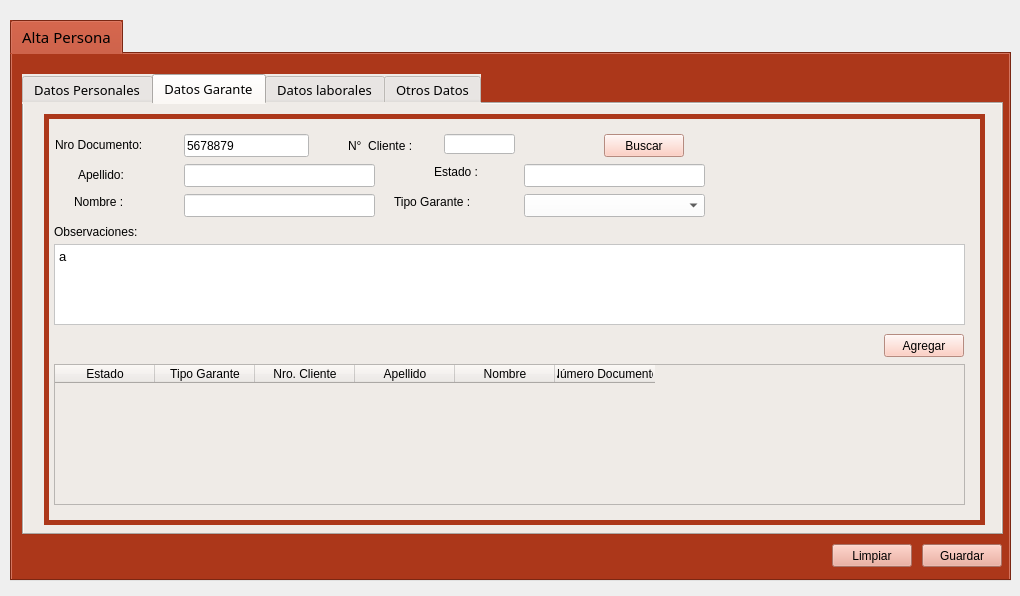
Old version of the form form_clientes_nuevo.ui in the repository blueautomatic/Slam_Sistema_creditos.
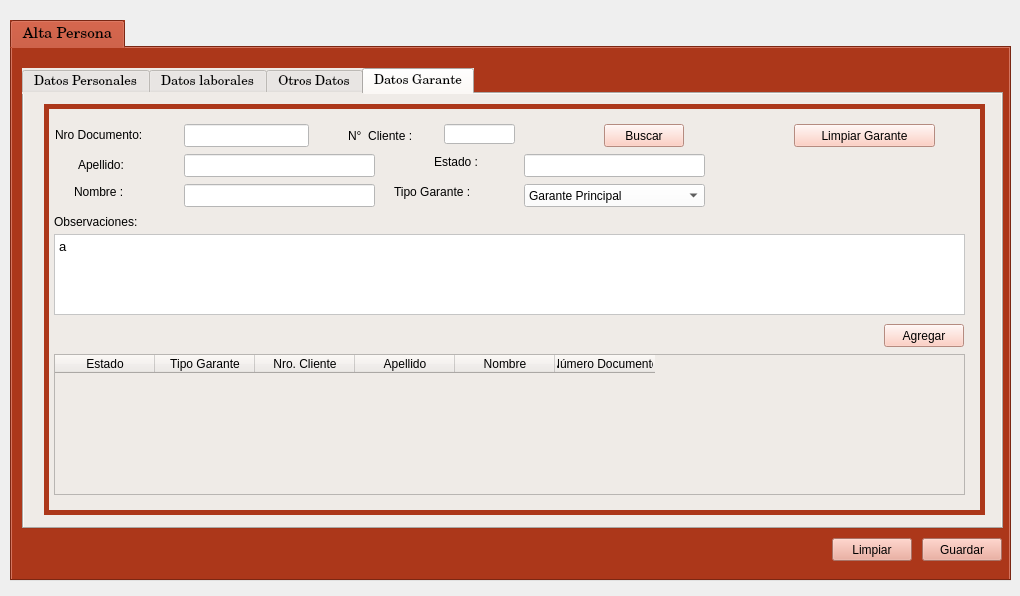
New version of the form. The open tabs and pages were chosen to show the change. Icons and pictures are not drawn.

Diff of the .ui file:
```diff
--- a/form_clientes_nuevo.ui
+++ b/form_clientes_nuevo.ui
@@ -11,7 +11,13 @@
    </rect>
   </property>
   <property name="windowTitle">
-   <string>Alta Persona</string>
+   <string>Alta Cliente</string>
+  </property>
+  <property name="styleSheet">
+   <string notr="true">font:  75 10Pt &quot;Century Schoolbook L&quot;;
+selection-background-color: rgb(218, 175, 158);
+selection-color: rgb(0, 0, 0);
+</string>
   </property>
   <widget class="QTabWidget" name="tabWidget">
    <property name="geometry">
@@ -52,6 +58,24 @@
         </color>
        </brush>
       </colorrole>
+      <colorrole role="Highlight">
+       <brush brushstyle="SolidPattern">
+        <color alpha="255">
+         <red>218</red>
+         <green>175</green>
+         <blue>158</blue>
+        </color>
+       </brush>
+      </colorrole>
+      <colorrole role="HighlightedText">
+       <brush brushstyle="SolidPattern">
+        <color alpha="255">
+         <red>0</red>
+         <green>0</green>
+         <blue>0</blue>
+        </color>
+       </brush>
+      </colorrole>
      </active>
      <inactive>
       <colorrole role="Button">
@@ -81,6 +105,24 @@
         </color>
        </brush>
       </colorrole>
+      <colorrole role="Highlight">
+       <brush brushstyle="SolidPattern">
+        <color alpha="255">
+         <red>218</red>
+         <green>175</green>
+         <blue>158</blue>
+        </color>
+       </brush>
+      </colorrole>
+      <colorrole role="HighlightedText">
+       <brush brushstyle="SolidPattern">
+        <color alpha="255">
+         <red>0</red>
+         <green>0</green>
+         <blue>0</blue>
+        </color>
+       </brush>
+      </colorrole>
      </inactive>
      <disabled>
       <colorrole role="Button">
@@ -110,12 +152,30 @@
         </color>
        </brush>
       </colorrole>
+      <colorrole role="Highlight">
+       <brush brushstyle="SolidPattern">
+        <color alpha="255">
+         <red>218</red>
+         <green>175</green>
+         <blue>158</blue>
+        </color>
+       </brush>
+      </colorrole>
+      <colorrole role="HighlightedText">
+       <brush brushstyle="SolidPattern">
+        <color alpha="255">
+         <red>0</red>
+         <green>0</green>
+         <blue>0</blue>
+        </color>
+       </brush>
+      </colorrole>
      </disabled>
     </palette>
    </property>
    <property name="font">
     <font>
-     <family>KacstOne</family>
+     <family>Century Schoolbook L</family>
      <pointsize>11</pointsize>
      <weight>9</weight>
      <italic>false</italic>
@@ -149,7 +209,7 @@
      </property>
      <property name="font">
       <font>
-       <family>KacstOne</family>
+       <family>Century Schoolbook L</family>
        <pointsize>10</pointsize>
        <weight>9</weight>
        <italic>false</italic>
@@ -666,367 +726,6 @@
        </widget>
       </widget>
      </widget>
-     <widget class="QWidget" name="tab_6">
-      <attribute name="icon">
-       <iconset>
-        <normalon>Íconos/calidad-de-la-pagina.png</normalon>
-       </iconset>
-      </attribute>
-      <attribute name="title">
-       <string>Datos Garante</string>
-      </attribute>
-      <widget class="QGroupBox" name="groupBox_3">
-       <property name="geometry">
-        <rect>
-         <x>20</x>
-         <y>10</y>
-         <width>941</width>
-         <height>411</height>
-        </rect>
-       </property>
-       <property name="styleSheet">
-        <string notr="true">QGroupBox{
-background-color: rgb(239, 235, 231);
-border-style: solid;
-border-width: 5px;
-border-color: rgb(172, 55, 26);
-}
-
-QLineEdit{
-background-color: rgb(255, 255, 255);
-}
-
-QTextEdit{
-background-color: rgb(255, 255, 255);
-}
-
-QComboBox{
-background-color: rgb(255, 255, 255);
-}
-
-QDateEdit{
-background-color: rgb(255, 255, 255);
-}
-
-QPushButton{
-background-color: rgb(253, 194, 179);
-}
-
-QLabel{
-background-color: rgb(239, 235, 231);
-}
-
-</string>
-       </property>
-       <property name="title">
-        <string/>
-       </property>
-       <widget class="QTableWidget" name="tw_garantes_lista">
-        <property name="geometry">
-         <rect>
-          <x>10</x>
-          <y>250</y>
-          <width>911</width>
-          <height>141</height>
-         </rect>
-        </property>
-        <column>
-         <property name="text">
-          <string>Estado</string>
-         </property>
-         <property name="background">
-          <color>
-           <red>252</red>
-           <green>227</green>
-           <blue>220</blue>
-          </color>
-         </property>
-        </column>
-        <column>
-         <property name="text">
-          <string>Tipo Garante</string>
-         </property>
-        </column>
-        <column>
-         <property name="text">
-          <string>Nro. Cliente</string>
-         </property>
-         <property name="background">
-          <color>
-           <red>252</red>
-           <green>227</green>
-           <blue>220</blue>
-          </color>
-         </property>
-        </column>
-        <column>
-         <property name="text">
-          <string>Apellido</string>
-         </property>
-         <property name="background">
-          <color>
-           <red>252</red>
-           <green>227</green>
-           <blue>220</blue>
-          </color>
-         </property>
-        </column>
-        <column>
-         <property name="text">
-          <string>Nombre</string>
-         </property>
-         <property name="background">
-          <color>
-           <red>252</red>
-           <green>227</green>
-           <blue>220</blue>
-          </color>
-         </property>
-        </column>
-        <column>
-         <property name="text">
-          <string>Número Documento</string>
-         </property>
-         <property name="background">
-          <color>
-           <red>252</red>
-           <green>227</green>
-           <blue>220</blue>
-          </color>
-         </property>
-        </column>
-       </widget>
-       <widget class="QLineEdit" name="lne_garante_nro_cliente">
-        <property name="geometry">
-         <rect>
-          <x>400</x>
-          <y>20</y>
-          <width>71</width>
-          <height>20</height>
-         </rect>
-        </property>
-        <property name="text">
-         <string/>
-        </property>
-       </widget>
-       <widget class="QLabel" name="label_51">
-        <property name="geometry">
-         <rect>
-          <x>11</x>
-          <y>21</y>
-          <width>111</width>
-          <height>20</height>
-         </rect>
-        </property>
-        <property name="text">
-         <string>Nro Documento:</string>
-        </property>
-       </widget>
-       <widget class="QLabel" name="label_22">
-        <property name="geometry">
-         <rect>
-          <x>10</x>
-          <y>110</y>
-          <width>121</width>
-          <height>16</height>
-         </rect>
-        </property>
-        <property name="text">
-         <string>Observaciones: </string>
-        </property>
-       </widget>
-       <widget class="QTextEdit" name="txte_garante_observaciones">
-        <property name="geometry">
-         <rect>
-          <x>10</x>
-          <y>130</y>
-          <width>911</width>
-          <height>81</height>
-         </rect>
-        </property>
-        <property name="html">
-         <string>&lt;!DOCTYPE HTML PUBLIC &quot;-//W3C//DTD HTML 4.0//EN&quot; &quot;http://www.w3.org/TR/REC-html40/strict.dtd&quot;&gt;
-&lt;html&gt;&lt;head&gt;&lt;meta name=&quot;qrichtext&quot; content=&quot;1&quot; /&gt;&lt;style type=&quot;text/css&quot;&gt;
-p, li { white-space: pre-wrap; }
-&lt;/style&gt;&lt;/head&gt;&lt;body style=&quot; font-family:'KacstOne'; font-size:10pt; font-weight:72; font-style:normal;&quot;&gt;
-&lt;p style=&quot; margin-top:0px; margin-bottom:0px; margin-left:0px; margin-right:0px; -qt-block-indent:0; text-indent:0px;&quot;&gt;a&lt;/p&gt;&lt;/body&gt;&lt;/html&gt;</string>
-        </property>
-       </widget>
-       <widget class="QLabel" name="label_31">
-        <property name="geometry">
-         <rect>
-          <x>304</x>
-          <y>24</y>
-          <width>81</width>
-          <height>16</height>
-         </rect>
-        </property>
-        <property name="text">
-         <string>N°  Cliente :</string>
-        </property>
-       </widget>
-       <widget class="QPushButton" name="boton_agregar">
-        <property name="geometry">
-         <rect>
-          <x>840</x>
-          <y>220</y>
-          <width>80</width>
-          <height>23</height>
-         </rect>
-        </property>
-        <property name="text">
-         <string>Agregar</string>
-        </property>
-       </widget>
-       <widget class="QLineEdit" name="lne_garante_nro_doc">
-        <property name="geometry">
-         <rect>
-          <x>140</x>
-          <y>20</y>
-          <width>125</width>
-          <height>23</height>
-         </rect>
-        </property>
-        <property name="text">
-         <string>5678879</string>
-        </property>
-       </widget>
-       <widget class="QPushButton" name="boton_buscar_garante">
-        <property name="geometry">
-         <rect>
-          <x>560</x>
-          <y>20</y>
-          <width>80</width>
-          <height>23</height>
-         </rect>
-        </property>
-        <property name="text">
-         <string>Buscar</string>
-        </property>
-       </widget>
-       <widget class="QLineEdit" name="lne_garante_apellido">
-        <property name="geometry">
-         <rect>
-          <x>140</x>
-          <y>50</y>
-          <width>191</width>
-          <height>23</height>
-         </rect>
-        </property>
-        <property name="text">
-         <string/>
-        </property>
-       </widget>
-       <widget class="QLabel" name="label_4">
-        <property name="geometry">
-         <rect>
-          <x>30</x>
-          <y>80</y>
-          <width>71</width>
-          <height>16</height>
-         </rect>
-        </property>
-        <property name="text">
-         <string>Nombre :</string>
-        </property>
-       </widget>
-       <widget class="QLabel" name="label_29">
-        <property name="geometry">
-         <rect>
-          <x>34</x>
-          <y>53</y>
-          <width>61</width>
-          <height>16</height>
-         </rect>
-        </property>
-        <property name="text">
-         <string>Apellido:</string>
-        </property>
-       </widget>
-       <widget class="QLineEdit" name="lne_garante_nombre">
-        <property name="geometry">
-         <rect>
-          <x>140</x>
-          <y>80</y>
-          <width>191</width>
-          <height>23</height>
-         </rect>
-        </property>
-        <property name="text">
-         <string/>
-        </property>
-       </widget>
-       <widget class="QLabel" name="label_23">
-        <property name="geometry">
-         <rect>
-          <x>390</x>
-          <y>50</y>
-          <width>61</width>
-          <height>16</height>
-         </rect>
-        </property>
-        <property name="text">
-         <string>Estado :</string>
-        </property>
-       </widget>
-       <widget class="QLineEdit" name="lne_garante_estado">
-        <property name="geometry">
-         <rect>
-          <x>480</x>
-          <y>50</y>
-          <width>181</width>
-          <height>23</height>
-         </rect>
-        </property>
-        <property name="text">
-         <string/>
-        </property>
-       </widget>
-       <widget class="QComboBox" name="cbx_tipo_garante">
-        <property name="geometry">
-         <rect>
-          <x>480</x>
-          <y>80</y>
-          <width>181</width>
-          <height>23</height>
-         </rect>
-        </property>
-        <item>
-         <property name="text">
-          <string/>
-         </property>
-        </item>
-        <item>
-         <property name="text">
-          <string>Garante Principal</string>
-         </property>
-        </item>
-        <item>
-         <property name="text">
-          <string>Garante Secundario</string>
-         </property>
-        </item>
-        <item>
-         <property name="text">
-          <string>Otro Garante</string>
-         </property>
-        </item>
-       </widget>
-       <widget class="QLabel" name="label_24">
-        <property name="geometry">
-         <rect>
-          <x>350</x>
-          <y>80</y>
-          <width>101</width>
-          <height>16</height>
-         </rect>
-        </property>
-        <property name="text">
-         <string>Tipo Garante :</string>
-        </property>
-       </widget>
-      </widget>
-     </widget>
      <widget class="QWidget" name="tab_5">
       <attribute name="icon">
        <iconset>
@@ -1514,6 +1213,344 @@
        </widget>
       </widget>
      </widget>
+     <widget class="QWidget" name="tab_6">
+      <attribute name="icon">
+       <iconset>
+        <normalon>Íconos/calidad-de-la-pagina.png</normalon>
+       </iconset>
+      </attribute>
+      <attribute name="title">
+       <string>Datos Garante</string>
+      </attribute>
+      <widget class="QGroupBox" name="groupBox_3">
+       <property name="geometry">
+        <rect>
+         <x>20</x>
+         <y>10</y>
+         <width>941</width>
+         <height>411</height>
+        </rect>
+       </property>
+       <property name="styleSheet">
+        <string notr="true">QGroupBox{
+background-color: rgb(239, 235, 231);
+border-style: solid;
+border-width: 5px;
+border-color: rgb(172, 55, 26);
+}
+
+QLineEdit{
+background-color: rgb(255, 255, 255);
+}
+
+QTextEdit{
+background-color: rgb(255, 255, 255);
+}
+
+QComboBox{
+background-color: rgb(255, 255, 255);
+}
+
+QDateEdit{
+background-color: rgb(255, 255, 255);
+}
+
+QPushButton{
+background-color: rgb(253, 194, 179);
+}
+
+QLabel{
+background-color: rgb(239, 235, 231);
+}
+
+</string>
+       </property>
+       <property name="title">
+        <string/>
+       </property>
+       <widget class="QTableWidget" name="tw_garantes_lista">
+        <property name="geometry">
+         <rect>
+          <x>10</x>
+          <y>250</y>
+          <width>911</width>
+          <height>141</height>
+         </rect>
+        </property>
+        <property name="styleSheet">
+         <string notr="true">background-color: rgb(239, 235, 231);
+</string>
+        </property>
+        <column>
+         <property name="text">
+          <string>Estado</string>
+         </property>
+        </column>
+        <column>
+         <property name="text">
+          <string>Tipo Garante</string>
+         </property>
+        </column>
+        <column>
+         <property name="text">
+          <string>Nro. Cliente</string>
+         </property>
+        </column>
+        <column>
+         <property name="text">
+          <string>Apellido</string>
+         </property>
+        </column>
+        <column>
+         <property name="text">
+          <string>Nombre</string>
+         </property>
+        </column>
+        <column>
+         <property name="text">
+          <string>Número Documento</string>
+         </property>
+        </column>
+       </widget>
+       <widget class="QLineEdit" name="lne_garante_nro_cliente_nuevo">
+        <property name="geometry">
+         <rect>
+          <x>400</x>
+          <y>20</y>
+          <width>71</width>
+          <height>20</height>
+         </rect>
+        </property>
+        <property name="text">
+         <string/>
+        </property>
+       </widget>
+       <widget class="QLabel" name="label_51">
+        <property name="geometry">
+         <rect>
+          <x>11</x>
+          <y>21</y>
+          <width>111</width>
+          <height>20</height>
+         </rect>
+        </property>
+        <property name="text">
+         <string>Nro Documento:</string>
+        </property>
+       </widget>
+       <widget class="QLabel" name="label_22">
+        <property name="geometry">
+         <rect>
+          <x>10</x>
+          <y>110</y>
+          <width>121</width>
+          <height>16</height>
+         </rect>
+        </property>
+        <property name="text">
+         <string>Observaciones: </string>
+        </property>
+       </widget>
+       <widget class="QTextEdit" name="txte_garante_observaciones">
+        <property name="geometry">
+         <rect>
+          <x>10</x>
+          <y>130</y>
+          <width>911</width>
+          <height>81</height>
+         </rect>
+        </property>
+        <property name="html">
+         <string>&lt;!DOCTYPE HTML PUBLIC &quot;-//W3C//DTD HTML 4.0//EN&quot; &quot;http://www.w3.org/TR/REC-html40/strict.dtd&quot;&gt;
+&lt;html&gt;&lt;head&gt;&lt;meta name=&quot;qrichtext&quot; content=&quot;1&quot; /&gt;&lt;style type=&quot;text/css&quot;&gt;
+p, li { white-space: pre-wrap; }
+&lt;/style&gt;&lt;/head&gt;&lt;body style=&quot; font-family:'Century Schoolbook L'; font-size:10pt; font-weight:72; font-style:normal;&quot;&gt;
+&lt;p style=&quot; margin-top:0px; margin-bottom:0px; margin-left:0px; margin-right:0px; -qt-block-indent:0; text-indent:0px;&quot;&gt;&lt;span style=&quot; font-family:'KacstOne';&quot;&gt;a&lt;/span&gt;&lt;/p&gt;&lt;/body&gt;&lt;/html&gt;</string>
+        </property>
+       </widget>
+       <widget class="QLabel" name="label_31">
+        <property name="geometry">
+         <rect>
+          <x>304</x>
+          <y>24</y>
+          <width>81</width>
+          <height>16</height>
+         </rect>
+        </property>
+        <property name="text">
+         <string>N°  Cliente :</string>
+        </property>
+       </widget>
+       <widget class="QPushButton" name="boton_agregar_nuevo">
+        <property name="geometry">
+         <rect>
+          <x>840</x>
+          <y>220</y>
+          <width>80</width>
+          <height>23</height>
+         </rect>
+        </property>
+        <property name="text">
+         <string>Agregar</string>
+        </property>
+       </widget>
+       <widget class="QLineEdit" name="lne_garante_nro_doc_nuevo">
+        <property name="geometry">
+         <rect>
+          <x>140</x>
+          <y>20</y>
+          <width>125</width>
+          <height>23</height>
+         </rect>
+        </property>
+        <property name="text">
+         <string/>
+        </property>
+       </widget>
+       <widget class="QPushButton" name="boton_buscar_garante_nuevo">
+        <property name="geometry">
+         <rect>
+          <x>560</x>
+          <y>20</y>
+          <width>80</width>
+          <height>23</height>
+         </rect>
+        </property>
+        <property name="text">
+         <string>Buscar</string>
+        </property>
+       </widget>
+       <widget class="QLineEdit" name="lne_garante_apellido">
+        <property name="geometry">
+         <rect>
+          <x>140</x>
+          <y>50</y>
+          <width>191</width>
+          <height>23</height>
+         </rect>
+        </property>
+        <property name="text">
+         <string/>
+        </property>
+       </widget>
+       <widget class="QLabel" name="label_4">
+        <property name="geometry">
+         <rect>
+          <x>30</x>
+          <y>80</y>
+          <width>71</width>
+          <height>16</height>
+         </rect>
+        </property>
+        <property name="text">
+         <string>Nombre :</string>
+        </property>
+       </widget>
+       <widget class="QLabel" name="label_29">
+        <property name="geometry">
+         <rect>
+          <x>34</x>
+          <y>53</y>
+          <width>61</width>
+          <height>16</height>
+         </rect>
+        </property>
+        <property name="text">
+         <string>Apellido:</string>
+        </property>
+       </widget>
+       <widget class="QLineEdit" name="lne_garante_nombre">
+        <property name="geometry">
+         <rect>
+          <x>140</x>
+          <y>80</y>
+          <width>191</width>
+          <height>23</height>
+         </rect>
+        </property>
+        <property name="text">
+         <string/>
+        </property>
+       </widget>
+       <widget class="QLabel" name="label_23">
+        <property name="geometry">
+         <rect>
+          <x>390</x>
+          <y>50</y>
+          <width>61</width>
+          <height>16</height>
+         </rect>
+        </property>
+        <property name="text">
+         <string>Estado :</string>
+        </property>
+       </widget>
+       <widget class="QLineEdit" name="lne_garante_estado">
+        <property name="geometry">
+         <rect>
+          <x>480</x>
+          <y>50</y>
+          <width>181</width>
+          <height>23</height>
+         </rect>
+        </property>
+        <property name="text">
+         <string/>
+        </property>
+       </widget>
+       <widget class="QComboBox" name="cbx_tipo_garante">
+        <property name="geometry">
+         <rect>
+          <x>480</x>
+          <y>80</y>
+          <width>181</width>
+          <height>23</height>
+         </rect>
+        </property>
+        <item>
+         <property name="text">
+          <string>Garante Principal</string>
+         </property>
+        </item>
+        <item>
+         <property name="text">
+          <string>Garante Secundario</string>
+         </property>
+        </item>
+        <item>
+         <property name="text">
+          <string>Otro Garante</string>
+         </property>
+        </item>
+       </widget>
+       <widget class="QLabel" name="label_24">
+        <property name="geometry">
+         <rect>
+          <x>350</x>
+          <y>80</y>
+          <width>101</width>
+          <height>16</height>
+         </rect>
+        </property>
+        <property name="text">
+         <string>Tipo Garante :</string>
+        </property>
+       </widget>
+       <widget class="QPushButton" name="pushButton">
+        <property name="geometry">
+         <rect>
+          <x>750</x>
+          <y>20</y>
+          <width>141</width>
+          <height>23</height>
+         </rect>
+        </property>
+        <property name="text">
+         <string>Limpiar Garante</string>
+        </property>
+       </widget>
+      </widget>
+     </widget>
     </widget>
     <widget class="QPushButton" name="boton_limpiar">
      <property name="geometry">
```
Left out of the diff: 734 changed lines with no effect on the pictures.
